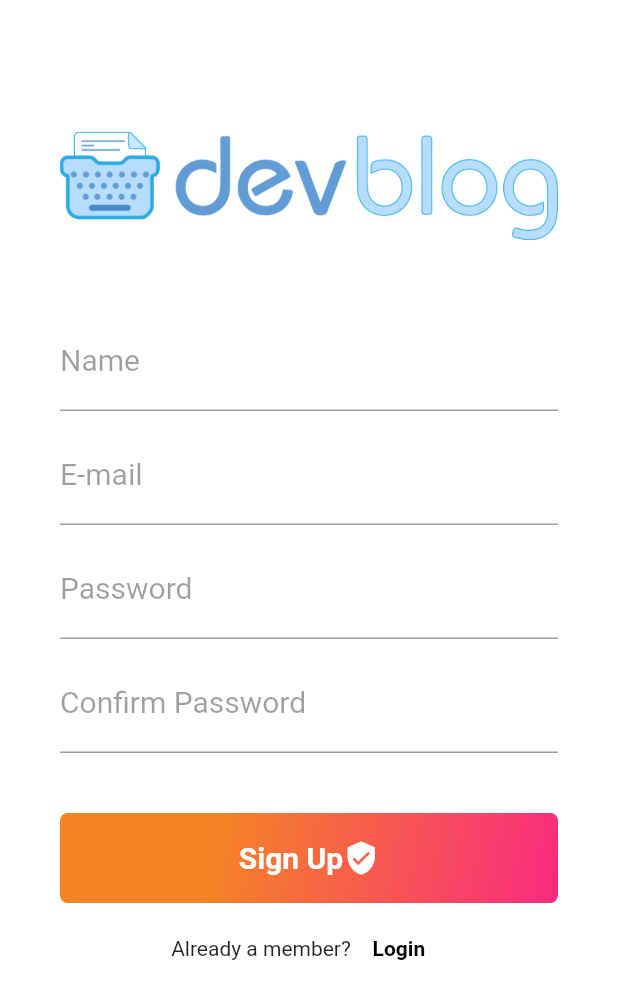
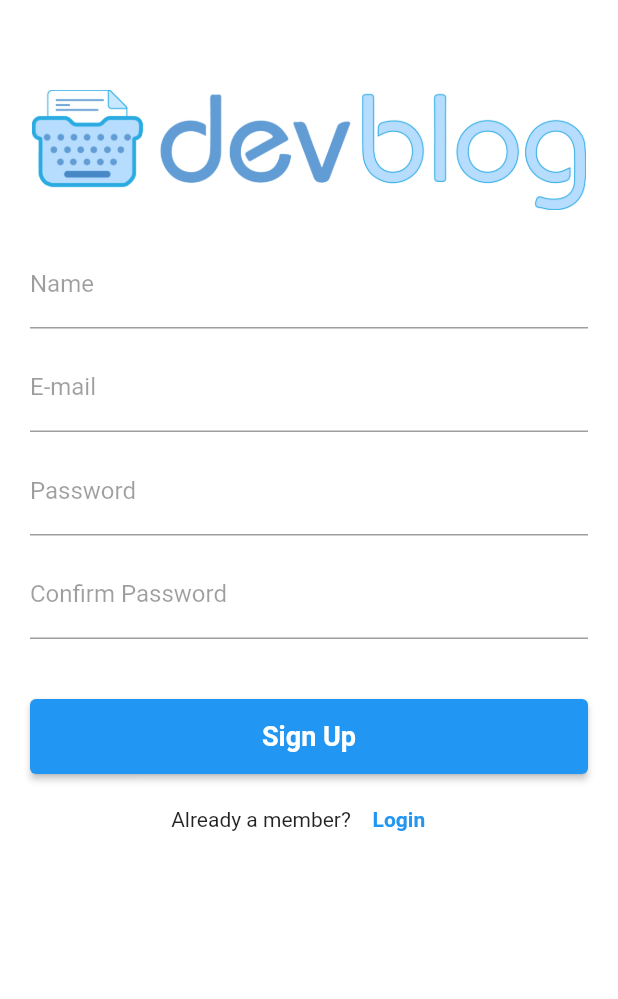
Before and after one commit to MeherajUlMahmmud/DevBlog, a Flutter app: the SignUpScreen screen opened directly, on a phone screen of 412 x 824 dp. Shown: the top 999 px of the screen. Run offline on Flutter 3.47's test engine with Material 2 defaults, Android fonts, the phone set to English and light mode, and no system bars; our stand-ins replace image_cropper, image_picker, shared_preferences; accounts and stored records are empty.

Commit message:
Update signup_screen.dart

```diff
--- a/flutter_mobile/lib/screens/auth_screens/signup_screen.dart
+++ b/flutter_mobile/lib/screens/auth_screens/signup_screen.dart
@@ -2,7 +2,6 @@ import 'package:DevBlog/screens/auth_screens/login_screen.dart';
 import 'package:flutter/material.dart';
 
 class SignUpScreen extends StatefulWidget {
-
   @override
   _SignUpScreenState createState() => _SignUpScreenState();
 }
@@ -12,14 +11,14 @@ class _SignUpScreenState extends State<SignUpScreen> {
   Widget build(BuildContext context) {
     return Scaffold(
       body: Container(
-        padding: EdgeInsets.only(top: 60, left: 40, right: 40),
+        padding: EdgeInsets.only(top: 60, left: 20, right: 20),
         color: Colors.white,
         child: ListView(
           children: <Widget>[
-            SizedBox(
-              width: 128,
-              height: 128,
-              child: Image.asset("assets/images/logo.png"),
+            Image.asset(
+              "assets/images/logo.png",
+              height: 80,
+              width: 60,
             ),
             SizedBox(
               height: 20,
@@ -31,10 +30,8 @@ class _SignUpScreenState extends State<SignUpScreen> {
                 labelStyle: TextStyle(
                   color: Colors.black38,
                   fontWeight: FontWeight.w400,
-                  fontSize: 20,
                 ),
               ),
-              style: TextStyle(fontSize: 20),
             ),
             SizedBox(
               height: 10,
@@ -46,10 +43,8 @@ class _SignUpScreenState extends State<SignUpScreen> {
                 labelStyle: TextStyle(
                   color: Colors.black38,
                   fontWeight: FontWeight.w400,
-                  fontSize: 20,
                 ),
               ),
-              style: TextStyle(fontSize: 20),
             ),
             SizedBox(
               height: 10,
@@ -62,10 +57,8 @@ class _SignUpScreenState extends State<SignUpScreen> {
                 labelStyle: TextStyle(
                   color: Colors.black38,
                   fontWeight: FontWeight.w400,
-                  fontSize: 20,
                 ),
               ),
-              style: TextStyle(fontSize: 20),
             ),
             SizedBox(
               height: 10,
@@ -78,50 +71,24 @@ class _SignUpScreenState extends State<SignUpScreen> {
                 labelStyle: TextStyle(
                   color: Colors.black38,
                   fontWeight: FontWeight.w400,
-                  fontSize: 20,
                 ),
               ),
-              style: TextStyle(fontSize: 20),
             ),
             SizedBox(
               height: 40,
             ),
             Container(
-              height: 60,
-              alignment: Alignment.centerLeft,
-              decoration: BoxDecoration(
-                gradient: LinearGradient(
-                  begin: Alignment.topLeft,
-                  end: Alignment.bottomRight,
-                  stops: [0.3, 1],
-                  colors: [
-                    Color(0xFFF58524),
-                    Color(0xFFF92B7F),
-                  ],
-                ),
-                borderRadius: BorderRadius.all(
-                  Radius.circular(5),
-                ),
-              ),
-              child: SizedBox.expand(
-                child: TextButton(
-                  child: Row(
-                    mainAxisAlignment: MainAxisAlignment.center,
-                    children: [
-                      Text(
+              height: 50,
+              child: ElevatedButton(
+                child: Text(
                   "Sign Up",
                   style: TextStyle(
                     fontWeight: FontWeight.bold,
-                          color: Colors.white,
-                          fontSize: 20,
+                    fontSize: 18,
                   ),
                   textAlign: TextAlign.left,
                 ),
-                      Icon(Icons.verified_user, color: Colors.white),
-                    ],
-                  ),
                 onPressed: () {},
-                ),
               ),
             ),
             SizedBox(
@@ -143,7 +110,6 @@ class _SignUpScreenState extends State<SignUpScreen> {
                       textAlign: TextAlign.center,
                       style: TextStyle(
                         fontWeight: FontWeight.bold,
-                        color: Colors.black,
                       ),
                     ),
                     onPressed: () {
@@ -161,7 +127,6 @@ class _SignUpScreenState extends State<SignUpScreen> {
           ],
         ),
       ),
-
     );
   }
 }
```
Lines whose indentation alone changed are shown as unchanged.
